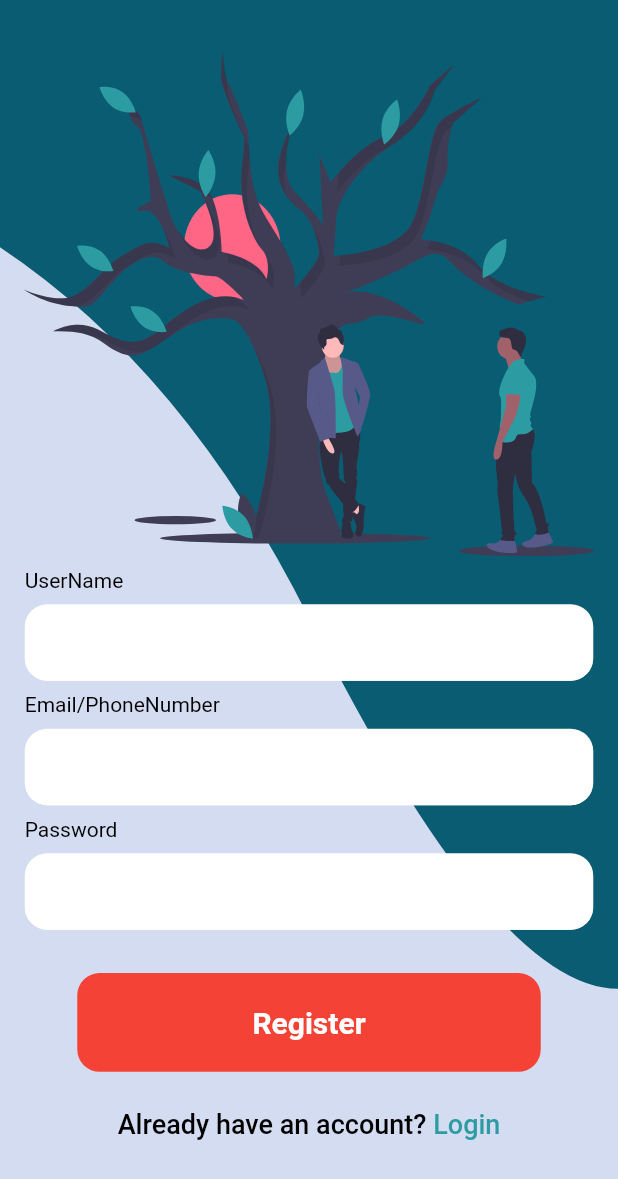
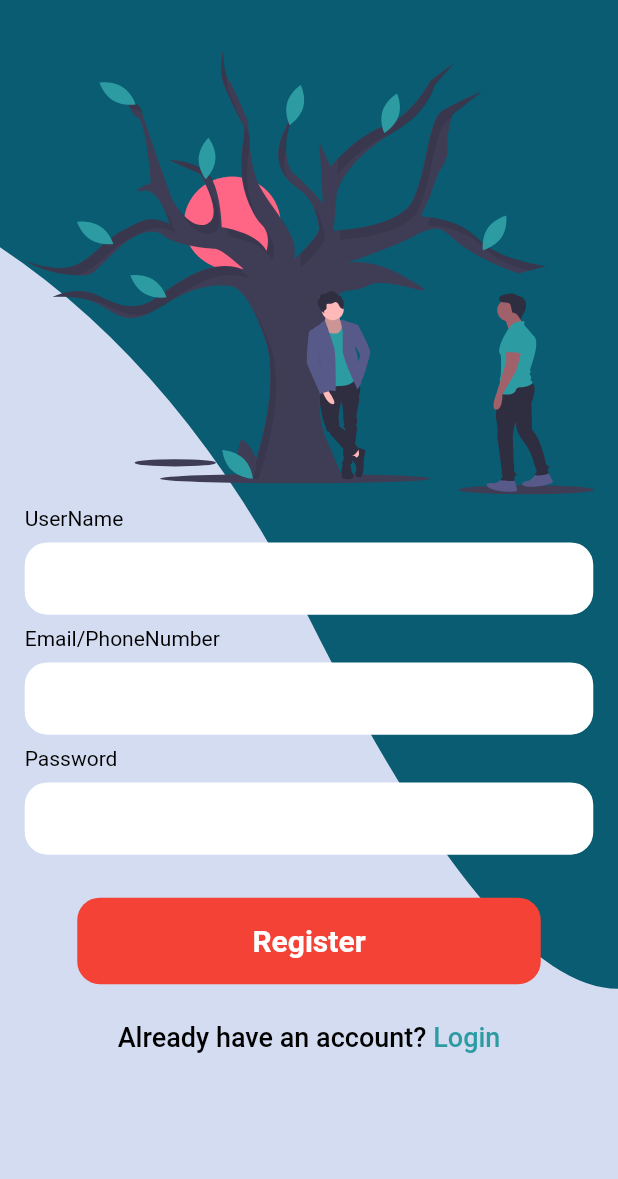
Before and after one commit to quocbao238/Flutter-Bloc-FindDreamMotels-App, a Flutter app: the screen it shows after launch, after a tap on "SKIP", after a tap on the "done" icon, after a tap on "Don't have an account?", on a phone screen of 412 x 824 dp. Shown: the top 1179 px of the screen. Run offline on Flutter 3.47's test engine with Material 2 defaults, Android fonts, the phone set to English and light mode, and no system bars; drawn by our look-alikes of oktoast; our stand-ins replace bloc, equatable, firebase_auth, flutter_bloc, flutter_spinkit, flutter_svg and 3 more; missing offline and left inert: regexpattern; accounts and stored records are empty.

Commit message:
fix ui login & register

```diff
--- a/lib/screen_app/ui/login/login_screen.dart
+++ b/lib/screen_app/ui/login/login_screen.dart
@@ -131,14 +131,14 @@ class _LoginPageState extends State<LoginPage> {
       margin: EdgeInsets.only(top: 8.0, right: 8.0, bottom: 8.0, left: 8.0),
       child: Center(
         child: Text("Or login with email and phone number",
-            style: StyleText.subhead16Black500),
+            style: StyleText.content14Black400),
       ),
     );
   }
 
   Widget buildTitleEmail(double width) {
     return Container(
-      padding: EdgeInsets.symmetric(vertical: 8.0),
+      padding: EdgeInsets.symmetric(vertical: 4.0),
       child: Container(
         margin: EdgeInsets.only(left: width * 0.04, right: width * 0.04),
         width: width,
@@ -158,7 +158,7 @@ class _LoginPageState extends State<LoginPage> {
             fillColor: Colors.white,
             filled: true,
             contentPadding:
-                const EdgeInsets.only(left: 16.0, bottom: 16.0, top: 16.0),
+                const EdgeInsets.only(left: 16.0, bottom: 16.0, top: 12.0),
             focusedBorder: OutlineInputBorder(
               borderSide: BorderSide(color: Colors.blue),
               borderRadius: BorderRadius.circular(15),
@@ -178,7 +178,7 @@ class _LoginPageState extends State<LoginPage> {
 
   Widget buildTitlePass(double width) {
     return Container(
-      padding: EdgeInsets.symmetric(vertical: 8.0),
+      padding: EdgeInsets.symmetric(vertical: 4.0),
       child: Container(
         margin: EdgeInsets.only(left: width * 0.04, right: width * 0.04),
         width: width,
@@ -197,7 +197,7 @@ class _LoginPageState extends State<LoginPage> {
             fillColor: Colors.white,
             filled: true,
             contentPadding:
-                const EdgeInsets.only(left: 16.0, bottom: 16.0, top: 16.0),
+                const EdgeInsets.only(left: 16.0, right: 16.0, top: 12.0),
             focusedBorder: OutlineInputBorder(
               borderSide: BorderSide(color: Colors.blue),
               borderRadius: BorderRadius.circular(15),
@@ -218,7 +218,7 @@ class _LoginPageState extends State<LoginPage> {
   Widget buildLoginForgot(double width, double height) {
     return Container(
       margin: EdgeInsets.only(
-          top: 16.0, left: width * 0.08, right: width * 0.08, bottom: 16.0),
+          top: 12.0, left: width * 0.08, right: width * 0.08, bottom: 12.0),
       height: height * 0.03,
       child: Row(
         crossAxisAlignment: CrossAxisAlignment.center,
@@ -294,7 +294,7 @@ class _LoginPageState extends State<LoginPage> {
                 password: controllerPassword.text.trim()));
       },
       child: Container(
-        height: height * 0.075,
+        height: height * 0.065,
         width: width * 0.65,
         decoration: BoxDecoration(
             borderRadius: BorderRadius.circular(30), color: Colors.red),
@@ -308,7 +308,7 @@ class _LoginPageState extends State<LoginPage> {
   Widget buildSignUp(double height) {
     return InkWell(
       child: Container(
-        margin: EdgeInsets.only(top: height * 0.03, bottom: height * 0.04),
+        margin: EdgeInsets.only(top: height * 0.02, bottom: height * 0.03),
         child: Row(
           mainAxisAlignment: MainAxisAlignment.center,
           children: <Widget>[
--- a/lib/screen_app/ui/register/register_screen.dart
+++ b/lib/screen_app/ui/register/register_screen.dart
@@ -44,7 +44,6 @@ class _RegisterPageState extends State<RegisterPage> {
   @override
   Widget build(BuildContext context) {
     getSizeApp(context);
-
     return BlocProvider(
       create: (context) => UserregBloc(userRepository: widget.userRepository),
       child: BlocListener<UserregBloc, UserregState>(
@@ -54,10 +53,9 @@ class _RegisterPageState extends State<RegisterPage> {
                 .pushReplacement(new MaterialPageRoute(builder: (context) {
               return HomePageParent(userRepository: state.userRepository);
             }));
-          }else if(state is UserRegFailure){
+          } else if (state is UserRegFailure) {
             showToast(state.message);
           }
-
         },
         child: BlocBuilder<UserregBloc, UserregState>(
           builder: (context, state) => Scaffold(
@@ -123,7 +121,7 @@ class _RegisterPageState extends State<RegisterPage> {
             fillColor: Colors.white,
             filled: true,
             contentPadding:
-                const EdgeInsets.only(left: 16.0, bottom: 16.0, top: 16.0),
+                const EdgeInsets.only(left: 16.0, right: 16.0, top: 12.0),
             focusedBorder: OutlineInputBorder(
               borderSide: BorderSide(color: Colors.blue),
               borderRadius: BorderRadius.circular(15),
@@ -164,7 +162,7 @@ class _RegisterPageState extends State<RegisterPage> {
             fillColor: Colors.white,
             filled: true,
             contentPadding:
-                const EdgeInsets.only(left: 16.0, bottom: 16.0, top: 16.0),
+                const EdgeInsets.only(left: 16.0, right: 16.0, top: 12.0),
             focusedBorder: OutlineInputBorder(
               borderSide: BorderSide(color: Colors.blue),
               borderRadius: BorderRadius.circular(15),
@@ -204,7 +202,7 @@ class _RegisterPageState extends State<RegisterPage> {
             fillColor: Colors.white,
             filled: true,
             contentPadding:
-                const EdgeInsets.only(left: 16.0, bottom: 16.0, top: 16.0),
+                const EdgeInsets.only(left: 16.0, right: 16.0, top: 12.0),
             focusedBorder: OutlineInputBorder(
               borderSide: BorderSide(color: Colors.blue),
               borderRadius: BorderRadius.circular(15),
@@ -233,7 +231,7 @@ class _RegisterPageState extends State<RegisterPage> {
       },
       child: Container(
         width: width * 0.75,
-        height: height * 0.08,
+        height: height * 0.07,
         margin: EdgeInsets.only(top: height * 0.035),
         decoration: BoxDecoration(
           borderRadius: BorderRadius.circular(15.0),
@@ -265,7 +263,7 @@ class _RegisterPageState extends State<RegisterPage> {
         );
       },
       child: Container(
-        margin: EdgeInsets.only(top: height * 0.03),
+        margin: EdgeInsets.only(top: height * 0.03, bottom: height * 0.03),
         child: Row(
           mainAxisAlignment: MainAxisAlignment.center,
           children: <Widget>[
@@ -297,7 +295,7 @@ class _RegisterPageState extends State<RegisterPage> {
   Widget buildTitleImage(double height) {
     return Container(
       color: Colors.transparent,
-      height: height * 0.45,
+      height: height * 0.4,
       padding: EdgeInsets.symmetric(horizontal: 16.0),
       child: (Column(
         mainAxisAlignment: MainAxisAlignment.end,
```
Also changed, not shown: 1 other file.
